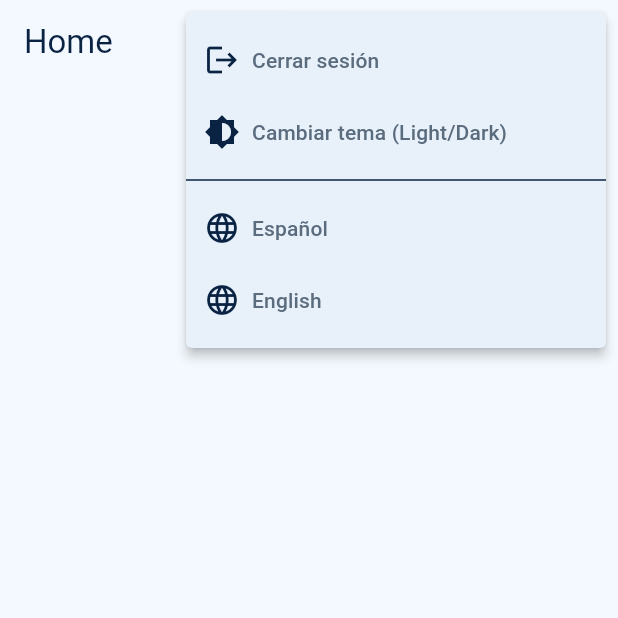
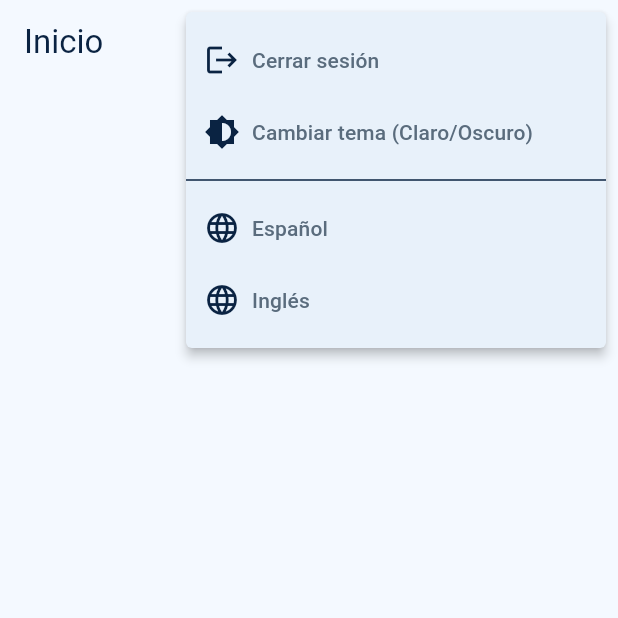
Before and after one commit to MAKEBUZ/watsolution_mobil, a Flutter app: the HomePage screen opened directly, after a tap on the "more vert" icon, on a phone screen of 412 x 824 dp, the top half of it. Run offline on Flutter 3.47's test engine with Material 3 defaults, Android fonts, the phone set to English and light mode, and no system bars; our stand-ins replace flutter_dotenv, flutter_svg, supabase_flutter; accounts and stored records are empty.

Commit message:
Cambiar idioma

```diff
--- a/lib/app.dart
+++ b/lib/app.dart
@@ -3,6 +3,7 @@ import 'package:flutter_localizations/flutter_localizations.dart';
 import 'package:supabase_flutter/supabase_flutter.dart';
 import 'screens/landing_page.dart';
 import 'screens/home_page.dart';
+import 'l10n/app_localizations.dart';
 
 class AppState extends ChangeNotifier {
   ThemeMode themeMode = ThemeMode.light;
@@ -146,7 +147,7 @@ class MyApp extends StatelessWidget {
       builder: (context, _) {
         return MaterialApp(
           debugShowCheckedModeBanner: false,
-          title: 'WatSolution',
+          title: AppLocalizations(appState.locale).appTitle,
           theme: _buildLightTheme(),
           darkTheme: _buildDarkTheme(),
           themeMode: appState.themeMode,
@@ -156,6 +157,7 @@ class MyApp extends StatelessWidget {
             GlobalMaterialLocalizations.delegate,
             GlobalWidgetsLocalizations.delegate,
             GlobalCupertinoLocalizations.delegate,
+            AppLocalizationsDelegate(),
           ],
           home: session != null ? const HomePage() : const LandingPage(),
         );
--- /dev/null
+++ b/lib/l10n/app_localizations.dart
@@ -0,0 +1,109 @@
+import 'package:flutter/material.dart';
+import 'package:flutter/foundation.dart';
+
+class AppLocalizations {
+  final Locale locale;
+  const AppLocalizations(this.locale);
+
+  static AppLocalizations of(BuildContext context) {
+    return Localizations.of<AppLocalizations>(context, AppLocalizations)!;
+  }
+
+  static const Map<String, Map<String, String>> _localizedStrings = {
+    'es': {
+      'appTitle': 'WatSolution',
+      // Home
+      'homeTitle': 'Inicio',
+      'homeWelcome': 'Bienvenido a Home',
+      'logout': 'Cerrar sesión',
+      'toggleTheme': 'Cambiar tema (Claro/Oscuro)',
+      'languageSpanish': 'Español',
+      'languageEnglish': 'Inglés',
+      // Login
+      'loginTitle': 'Iniciar sesión',
+      'loginEmail': 'Correo',
+      'loginPassword': 'Contraseña',
+      'loginEnter': 'Entrar',
+      'loginEnterEmailPassword': 'Ingresa correo y contraseña',
+      'loginApiKeyMismatch': 'La API key no corresponde al proyecto (URL). Revisa .env.',
+      'loginCouldNotSignIn': 'No se pudo iniciar sesión',
+      'loginUnexpectedError': 'Error inesperado al iniciar sesión',
+      // Landing
+      'landingHeadline1': 'Watsolution',
+      'landingHeadline2': 'Cada gota cuenta.',
+      'landingDescription': 'Aplicación para la toma de consumos',
+      'landingSignInButton': 'Iniciar sesión',
+      'landingUseYourAccount': 'Usa tu cuenta para comenzar',
+    },
+    'en': {
+      'appTitle': 'WatSolution',
+      // Home
+      'homeTitle': 'Home',
+      'homeWelcome': 'Welcome Home',
+      'logout': 'Logout',
+      'toggleTheme': 'Toggle theme (Light/Dark)',
+      'languageSpanish': 'Spanish',
+      'languageEnglish': 'English',
+      // Login
+      'loginTitle': 'Sign in',
+      'loginEmail': 'Email',
+      'loginPassword': 'Password',
+      'loginEnter': 'Sign in',
+      'loginEnterEmailPassword': 'Enter email and password',
+      'loginApiKeyMismatch': 'API key does not match project URL. Check .env.',
+      'loginCouldNotSignIn': 'Could not sign in',
+      'loginUnexpectedError': 'Unexpected error while signing in',
+      // Landing
+      'landingHeadline1': 'Watsolution',
+      'landingHeadline2': 'Every drop counts.',
+      'landingDescription': 'App for consumption readings',
+      'landingSignInButton': 'Sign in',
+      'landingUseYourAccount': 'Use your account to get started',
+    },
+  };
+
+  String _get(String key) {
+    final lang = locale.languageCode;
+    return _localizedStrings[lang]?[key] ?? _localizedStrings['en']![key] ?? key;
+  }
+
+  // Getters
+  String get appTitle => _get('appTitle');
+  // Home
+  String get homeTitle => _get('homeTitle');
+  String get homeWelcome => _get('homeWelcome');
+  String get logout => _get('logout');
+  String get toggleTheme => _get('toggleTheme');
+  String get languageSpanish => _get('languageSpanish');
+  String get languageEnglish => _get('languageEnglish');
+  // Login
+  String get loginTitle => _get('loginTitle');
+  String get loginEmail => _get('loginEmail');
+  String get loginPassword => _get('loginPassword');
+  String get loginEnter => _get('loginEnter');
+  String get loginEnterEmailPassword => _get('loginEnterEmailPassword');
+  String get loginApiKeyMismatch => _get('loginApiKeyMismatch');
+  String get loginCouldNotSignIn => _get('loginCouldNotSignIn');
+  String get loginUnexpectedError => _get('loginUnexpectedError');
+  // Landing
+  String get landingHeadline1 => _get('landingHeadline1');
+  String get landingHeadline2 => _get('landingHeadline2');
+  String get landingDescription => _get('landingDescription');
+  String get landingSignInButton => _get('landingSignInButton');
+  String get landingUseYourAccount => _get('landingUseYourAccount');
+}
+
+class AppLocalizationsDelegate extends LocalizationsDelegate<AppLocalizations> {
+  const AppLocalizationsDelegate();
+
+  @override
+  bool isSupported(Locale locale) => ['es', 'en'].contains(locale.languageCode);
+
+  @override
+  Future<AppLocalizations> load(Locale locale) {
+    return SynchronousFuture<AppLocalizations>(AppLocalizations(locale));
+  }
+
+  @override
+  bool shouldReload(covariant LocalizationsDelegate<AppLocalizations> old) => false;
+}
--- a/lib/screens/home_page.dart
+++ b/lib/screens/home_page.dart
@@ -2,6 +2,7 @@ import 'package:flutter/material.dart';
 import 'package:supabase_flutter/supabase_flutter.dart';
 import 'landing_page.dart';
 import '../app.dart';
+import '../l10n/app_localizations.dart';
 
 class HomePage extends StatelessWidget {
   const HomePage({super.key});
@@ -20,7 +21,7 @@ class HomePage extends StatelessWidget {
   Widget build(BuildContext context) {
     return Scaffold(
       appBar: AppBar(
-        title: const Text('Home'),
+        title: Text(AppLocalizations.of(context).homeTitle),
         actions: [
           PopupMenuButton<String>(
             icon: const Icon(Icons.more_vert),
@@ -41,37 +42,37 @@ class HomePage extends StatelessWidget {
               }
             },
             itemBuilder: (context) => [
-              const PopupMenuItem(
+              PopupMenuItem(
                 value: 'logout',
                 child: Row(
-                  children: [Icon(Icons.logout), SizedBox(width: 8), Text('Cerrar sesión')],
+                  children: [const Icon(Icons.logout), const SizedBox(width: 8), Text(AppLocalizations.of(context).logout)],
                 ),
               ),
-              const PopupMenuItem(
+              PopupMenuItem(
                 value: 'toggle_theme',
                 child: Row(
-                  children: [Icon(Icons.brightness_6), SizedBox(width: 8), Text('Cambiar tema (Light/Dark)')],
+                  children: [const Icon(Icons.brightness_6), const SizedBox(width: 8), Text(AppLocalizations.of(context).toggleTheme)],
                 ),
               ),
               const PopupMenuDivider(),
-              const PopupMenuItem(
+              PopupMenuItem(
                 value: 'lang_es',
                 child: Row(
-                  children: [Icon(Icons.language), SizedBox(width: 8), Text('Español')],
+                  children: [const Icon(Icons.language), const SizedBox(width: 8), Text(AppLocalizations.of(context).languageSpanish)],
                 ),
               ),
-              const PopupMenuItem(
+              PopupMenuItem(
                 value: 'lang_en',
                 child: Row(
-                  children: [Icon(Icons.language), SizedBox(width: 8), Text('English')],
+                  children: [const Icon(Icons.language), const SizedBox(width: 8), Text(AppLocalizations.of(context).languageEnglish)],
                 ),
               ),
             ],
           ),
         ],
       ),
-      body: const Center(
-        child: Text('Bienvenido a Home'),
+      body: Center(
+        child: Text(AppLocalizations.of(context).homeWelcome),
       ),
     );
   }
```
Also changed, not shown: lib/screens/landing_page.dart (+18 -16 lines), lib/screens/login_page.dart (+13 -12 lines).
